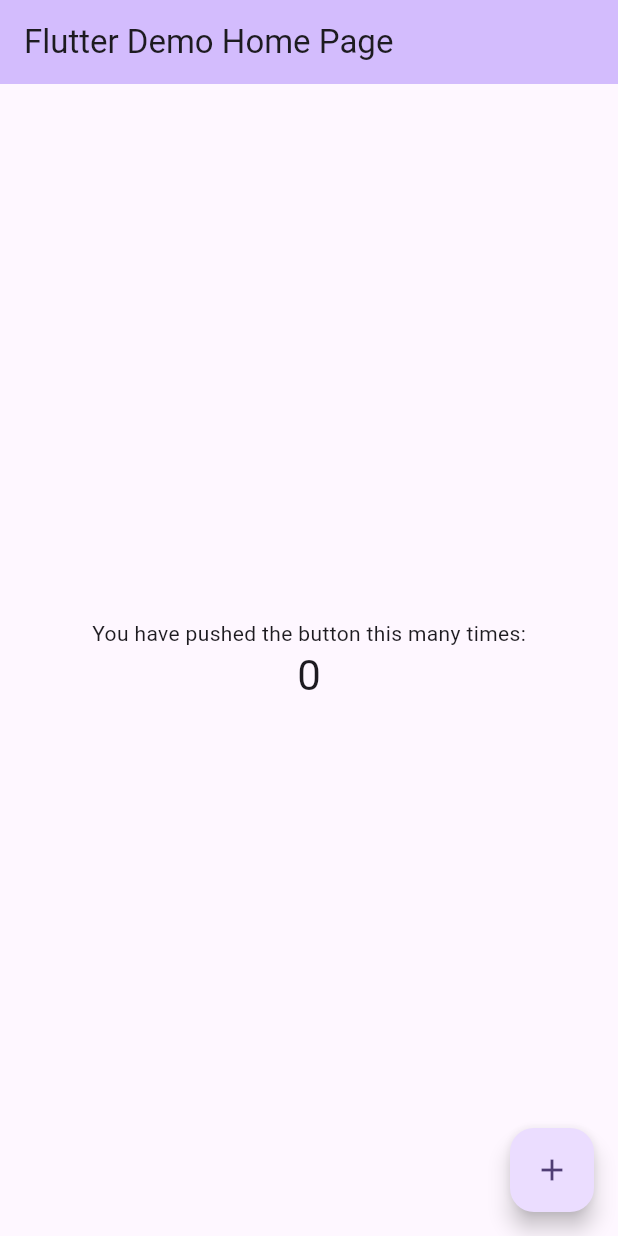
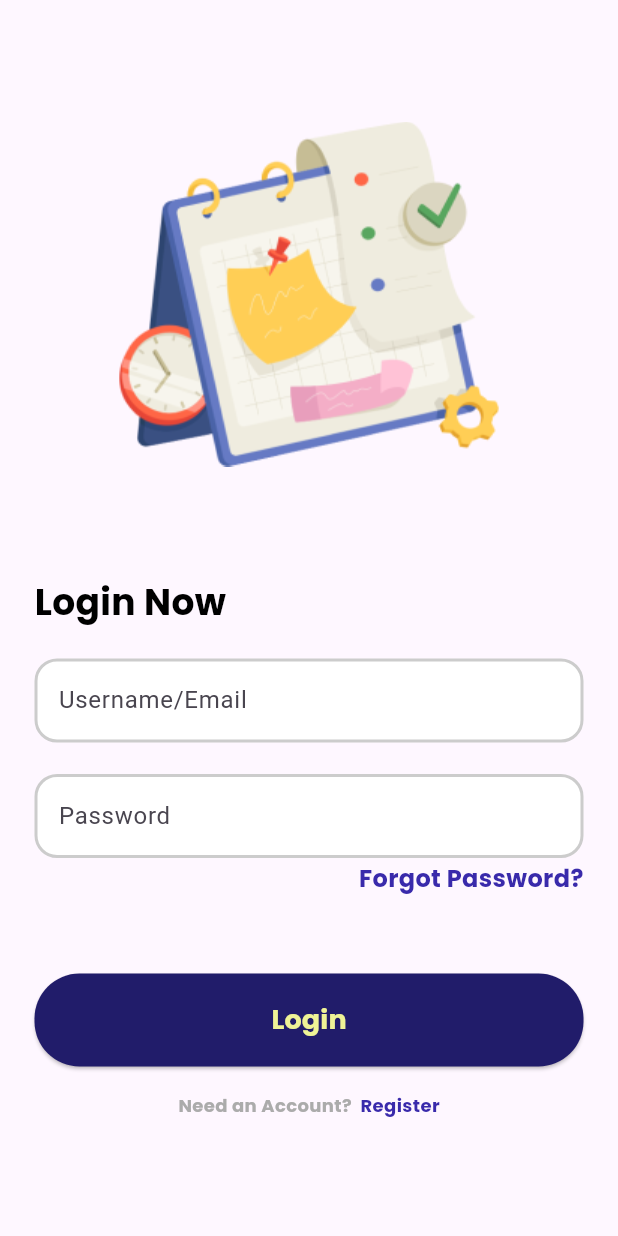
Before and after one commit to AdhiKrisna/MeetSync, a Flutter app: the screen it shows after launch, on a phone screen of 412 x 824 dp. Run offline on Flutter 3.47's test engine with Material 3 defaults, Android fonts, the phone set to English and light mode, and no system bars; our stand-ins replace google_fonts.

Commit message:
Update: UI Login Page

```diff
--- a/analysis_options.yaml
+++ b/analysis_options.yaml
@@ -7,7 +7,7 @@
 
 # The following line activates a set of recommended lints for Flutter apps,
 # packages, and plugins designed to encourage good coding practices.
-include: package:flutter_lints/flutter.yaml
+# include: package:flutter_lints/flutter.yaml
 
 linter:
   # The lint rules applied to this project can be customized in the
--- /dev/null
+++ b/lib/constants/constant_color.dart
@@ -0,0 +1,6 @@
+import 'package:flutter/material.dart';
+
+const purple = Color(0xff392AAB);
+const btnPurple = Color(0xff211C6A);
+const yellow = Color(0xffEFF396);
+const grey = Color(0xffABABAB);
--- /dev/null
+++ b/lib/constants/constant_text_style.dart
@@ -0,0 +1,22 @@
+import 'package:flutter/material.dart';
+import 'package:google_fonts/google_fonts.dart';
+
+class ConstantTextStyle {
+    static stylePoppins({
+      double? fontSize,
+      FontWeight? fontWeight,
+      Color? color,
+      double? height,
+      TextDecoration? decoration,
+    })
+    {
+      return GoogleFonts.poppins(
+        fontSize: fontSize ?? 14,
+        fontWeight: fontWeight ?? FontWeight.normal,
+        color: color ?? Colors.white,
+        height: height ?? 1,
+        decoration: decoration,
+      );
+    }
+
+}
--- /dev/null
+++ b/lib/features/pages/login.dart
@@ -0,0 +1,110 @@
+import 'package:flutter/cupertino.dart';
+import 'package:flutter/material.dart';
+import 'package:flutter/widgets.dart';
+import 'package:meet_sync/constants/constant_color.dart';
+import 'package:meet_sync/constants/constant_text_style.dart';
+import 'package:meet_sync/widgets/text_form_field.dart';
+
+class LoginPage extends StatelessWidget {
+  const LoginPage({super.key});
+
+  @override
+  Widget build(BuildContext context) {
+    return Scaffold(
+      body: Column(
+        mainAxisAlignment: MainAxisAlignment.center,
+        children: [
+          Center(
+            child:
+              Image(
+                  image: AssetImage('assets/images/login_image.png'),
+                  width: 293,
+                  height: 230,
+              ),
+          ),
+          const SizedBox(height: 40),
+          Container(
+              padding: EdgeInsets.only(top: 39, left: 23, right: 23),
+              child:
+              Column(
+                crossAxisAlignment: CrossAxisAlignment.start,
+                children: [
+                  Text(
+                    'Login Now',
+                    style: ConstantTextStyle.stylePoppins(
+                      fontSize: 24,
+                      color: Color.fromARGB(255, 0, 0, 0),
+                      fontWeight: FontWeight.bold,
+                    ),
+                  ),
+                  const SizedBox(height: 25),
+                  TextFormFieldWidget(hintText: "Username/Email"),
+                  const SizedBox(height: 21),
+                  TextFormFieldWidget(hintText: "Password"),
+                  const SizedBox(height: 5),
+                  Row(
+                    mainAxisAlignment: MainAxisAlignment.end,
+                    children: [
+                      Text(
+                        'Forgot Password?',
+                        style: ConstantTextStyle.stylePoppins(
+                          fontSize: 16,
+                          color: purple,
+                          fontWeight: FontWeight.bold,
+                        ),
+                      ),
+                    ],
+                  ),
+                  const SizedBox(height: 56),
+                  SizedBox(
+                    width: double.infinity,
+                    height: 62,
+                    child: ElevatedButton(
+                      onPressed: () {},
+                      child: Text(
+                        'Login',
+                        style: ConstantTextStyle.stylePoppins(
+                          fontSize: 18,
+                          color: yellow,
+                          fontWeight: FontWeight.bold,
+                        ),
+                      ),
+                      style: ElevatedButton.styleFrom(
+                        backgroundColor: btnPurple,
+                        shape: RoundedRectangleBorder(
+                          borderRadius: BorderRadius.circular(30),
+                        ),
+                      ),
+                    ),
+                  ),
+                  const SizedBox(height: 20),
+                  Row(
+                    mainAxisAlignment: MainAxisAlignment.center,
+                    children: [
+                      Text(
+                        'Need an Account? ',
+                        style: ConstantTextStyle.stylePoppins(
+                          fontSize: 12,
+                          color: grey,
+                          fontWeight: FontWeight.bold,
+                        ),
+                      ),
+                      Text(
+                        ' Register',
+                        style: ConstantTextStyle.stylePoppins(
+                          fontSize: 12,
+                          color: purple,
+                          fontWeight: FontWeight.bold,
+                        ),
+                      ),
+                    ],
+                  ),
+
+                ],
+              ),
+            ),
+          ],
+        ),
+    );
+  }
+}
--- a/lib/main.dart
+++ b/lib/main.dart
@@ -1,125 +1,17 @@
 import 'package:flutter/material.dart';
-
+import 'package:meet_sync/features/pages/login.dart';
 void main() {
+  WidgetsFlutterBinding.ensureInitialized();
   runApp(const MyApp());
 }
 
 class MyApp extends StatelessWidget {
   const MyApp({super.key});
-
-  // This widget is the root of your application.
   @override
   Widget build(BuildContext context) {
-    return MaterialApp(
-      title: 'Flutter Demo',
-      theme: ThemeData(
-        // This is the theme of your application.
-        //
-        // TRY THIS: Try running your application with "flutter run". You'll see
-        // the application has a purple toolbar. Then, without quitting the app,
-        // try changing the seedColor in the colorScheme below to Colors.green
-        // and then invoke "hot reload" (save your changes or press the "hot
-        // reload" button in a Flutter-supported IDE, or press "r" if you used
-        // the command line to start the app).
-        //
-        // Notice that the counter didn't reset back to zero; the application
-        // state is not lost during the reload. To reset the state, use hot
-        // restart instead.
-        //
-        // This works for code too, not just values: Most code changes can be
-        // tested with just a hot reload.
-        colorScheme: ColorScheme.fromSeed(seedColor: Colors.deepPurple),
-        useMaterial3: true,
-      ),
-      home: const MyHomePage(title: 'Flutter Demo Home Page'),
+    return  MaterialApp(
+      debugShowCheckedModeBanner: false,
+      home: LoginPage(),
     );
   }
 }
-
-class MyHomePage extends StatefulWidget {
-  const MyHomePage({super.key, required this.title});
-
-  // This widget is the home page of your application. It is stateful, meaning
-  // that it has a State object (defined below) that contains fields that affect
-  // how it looks.
-
-  // This class is the configuration for the state. It holds the values (in this
-  // case the title) provided by the parent (in this case the App widget) and
-  // used by the build method of the State. Fields in a Widget subclass are
-  // always marked "final".
-
-  final String title;
-
-  @override
-  State<MyHomePage> createState() => _MyHomePageState();
-}
-
-class _MyHomePageState extends State<MyHomePage> {
-  int _counter = 0;
-
-  void _incrementCounter() {
-    setState(() {
-      // This call to setState tells the Flutter framework that something has
-      // changed in this State, which causes it to rerun the build method below
-      // so that the display can reflect the updated values. If we changed
-      // _counter without calling setState(), then the build method would not be
-      // called again, and so nothing would appear to happen.
-      _counter++;
-    });
-  }
-
-  @override
-  Widget build(BuildContext context) {
-    // This method is rerun every time setState is called, for instance as done
-    // by the _incrementCounter method above.
-    //
-    // The Flutter framework has been optimized to make rerunning build methods
-    // fast, so that you can just rebuild anything that needs updating rather
-    // than having to individually change instances of widgets.
-    return Scaffold(
-      appBar: AppBar(
-        // TRY THIS: Try changing the color here to a specific color (to
-        // Colors.amber, perhaps?) and trigger a hot reload to see the AppBar
-        // change color while the other colors stay the same.
-        backgroundColor: Theme.of(context).colorScheme.inversePrimary,
-        // Here we take the value from the MyHomePage object that was created by
-        // the App.build method, and use it to set our appbar title.
-        title: Text(widget.title),
-      ),
-      body: Center(
-        // Center is a layout widget. It takes a single child and positions it
-        // in the middle of the parent.
-        child: Column(
-          // Column is also a layout widget. It takes a list of children and
-          // arranges them vertically. By default, it sizes itself to fit its
-          // children horizontally, and tries to be as tall as its parent.
-          //
-          // Column has various properties to control how it sizes itself and
-          // how it positions its children. Here we use mainAxisAlignment to
-          // center the children vertically; the main axis here is the vertical
-          // axis because Columns are vertical (the cross axis would be
-          // horizontal).
-          //
-          // TRY THIS: Invoke "debug painting" (choose the "Toggle Debug Paint"
-          // action in the IDE, or press "p" in the console), to see the
-          // wireframe for each widget.
-          mainAxisAlignment: MainAxisAlignment.center,
-          children: <Widget>[
-            const Text(
-              'You have pushed the button this many times:',
-            ),
-            Text(
-              '$_counter',
-              style: Theme.of(context).textTheme.headlineMedium,
-            ),
-          ],
-        ),
-      ),
-      floatingActionButton: FloatingActionButton(
-        onPressed: _incrementCounter,
-        tooltip: 'Increment',
-        child: const Icon(Icons.add),
-      ), // This trailing comma makes auto-formatting nicer for build methods.
-    );
-  }
-}
--- /dev/null
+++ b/lib/widgets/text_form_field.dart
@@ -0,0 +1,40 @@
+import 'package:flutter/cupertino.dart';
+import 'package:flutter/material.dart';
+
+class TextFormFieldWidget extends StatelessWidget {
+    const TextFormFieldWidget({
+      super.key,
+      required this.hintText,
+    });
+
+  final String hintText;
+
+
+  @override
+  Widget build(BuildContext context) {
+    return TextFormField(
+          decoration: InputDecoration(
+              hintText: hintText,
+              fillColor: Color.fromARGB(255, 255, 255, 255),
+              filled: true,
+              border: OutlineInputBorder(
+                  borderRadius: BorderRadius.circular(15)
+              ),
+              focusedBorder: OutlineInputBorder(
+                borderRadius: BorderRadius.circular(15),
+                borderSide: BorderSide(
+                  color: Color.fromRGBO(0, 0, 0, 0.20), // Warna outline border saat terfokus
+                  width: 2.0, // Lebar outline border saat terfokus
+                ),
+              ),
+              enabledBorder: OutlineInputBorder(
+                borderRadius: BorderRadius.circular(15),
+                borderSide: BorderSide(
+                  color: Color.fromRGBO(0, 0, 0, 0.20),// Warna outline border saat widget dalam keadaan non-interaktif
+                  width: 2.0, // Lebar outline border saat widget dalam keadaan non-interaktif
+                ),
+              ),
+          ),
+        );
+  }
+}
--- a/pubspec.yaml
+++ b/pubspec.yaml
@@ -35,6 +35,7 @@ dependencies:
   # The following adds the Cupertino Icons font to your application.
   # Use with the CupertinoIcons class for iOS style icons.
   cupertino_icons: ^1.0.2
+  google_fonts: ^6.2.1
 
 dev_dependencies:
   flutter_test:
@@ -59,7 +60,9 @@ flutter:
   uses-material-design: true
 
   # To add assets to your application, add an assets section, like this:
-  # assets:
+  assets:
+    - assets/images/
+
   #   - images/a_dot_burr.jpeg
   #   - images/a_dot_ham.jpeg
 
```
Also changed, not shown: assets/images/login_image.png (added), pubspec.lock, 1 other file.
